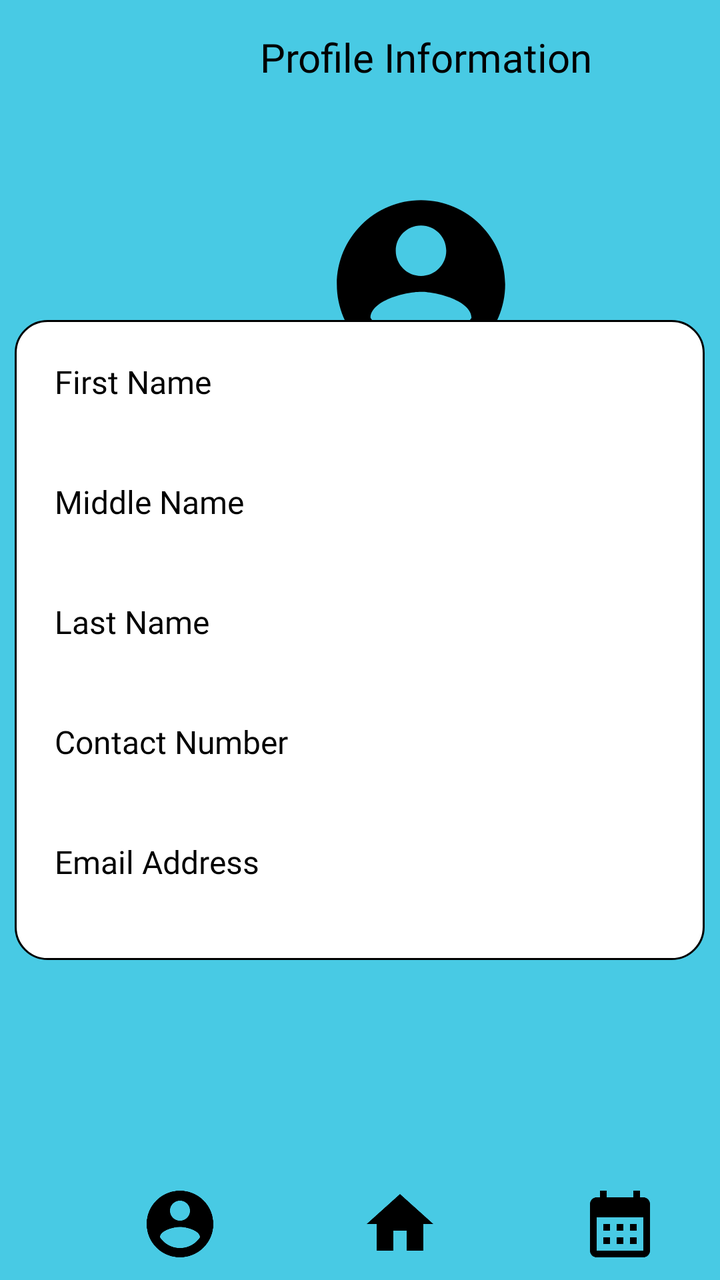
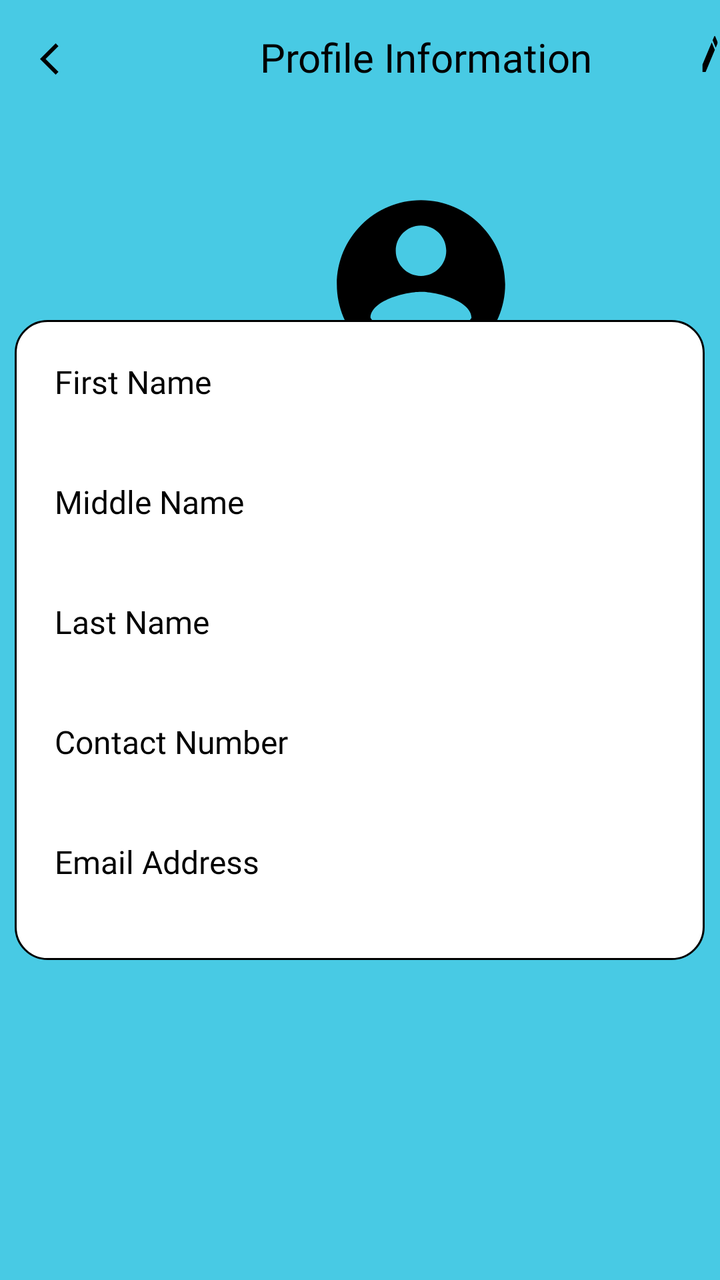

Screens rendered from an Android XML layout before and after an edit, with the pre-edit source and the edit as a unified diff.
<!-- AndroidManifest.xml: application theme Theme.VenueVista -->
<!-- res/layout/activity_profile.xml -->
<?xml version="1.0" encoding="utf-8"?>
<RelativeLayout
    xmlns:android="http://schemas.android.com/apk/res/android"
    xmlns:app="http://schemas.android.com/apk/res-auto"
    xmlns:tools="http://schemas.android.com/tools"
    android:layout_width="match_parent"
    android:layout_height="match_parent"
    android:background="@color/lightblue">

    
    <Toolbar
        android:id="@+id/top_toolbar"
        android:layout_width="match_parent"
        android:layout_height="wrap_content"
        android:background="@color/lightblue"/>



    <TextView
        android:layout_width="wrap_content"
        android:layout_height="wrap_content"
        android:layout_marginLeft="130dp"
        android:layout_marginTop="15dp"
        android:fontFamily="@font/bree_serif"
        android:text="Profile Information"
        android:textColor="@color/black"
        android:textSize="20sp" />


    <ImageView
        android:id="@+id/edit_icon"
        android:layout_width="wrap_content"
        android:layout_height="wrap_content"
        android:layout_marginTop="15dp"
        android:layout_marginLeft="360dp"
        android:background="@drawable/baseline_edit_24" />

    <ImageView
        android:id="@+id/calendar"
        android:layout_width="101dp"
        android:layout_height="104dp"
        android:layout_marginLeft="160dp"
        android:background="@color/lightblue"
        android:layout_marginTop="90dp"
        android:src="@drawable/baseline_account_circle_24" />

    <FrameLayout
        android:layout_width="380dp"
        android:layout_height="320dp"
        android:layout_marginLeft="15dp"
        android:layout_marginTop="250dp"
        android:layout_centerInParent="true"
        android:background="@drawable/white_rounded_corner">

        <TextView
            android:layout_width="wrap_content"
            android:layout_height="wrap_content"
            android:layout_marginLeft="10dp"
            android:layout_marginTop="10dp"
            android:clickable="true"
            android:focusable="true"
            android:fontFamily="@font/bree_serif"
            android:padding="10dp"
            android:text="First Name"
            android:textColor="@color/black"
            android:textSize="16sp" />



        <TextView
            android:layout_width="wrap_content"
            android:layout_height="wrap_content"
            android:layout_marginLeft="10dp"
            android:layout_marginTop="70dp"
            android:fontFamily="@font/bree_serif"
            android:padding="10dp"
            android:text="Middle Name"
            android:textColor="@color/black"
            android:textSize="16sp" />



        <TextView
            android:layout_width="wrap_content"
            android:layout_height="wrap_content"
            android:layout_marginLeft="10dp"
            android:layout_marginTop="130dp"
            android:fontFamily="@font/bree_serif"
            android:padding="10dp"
            android:text="Last Name"
            android:textColor="@color/black"
            android:textSize="16sp" />



        <TextView
            android:layout_width="wrap_content"
            android:layout_height="wrap_content"
            android:layout_marginLeft="10dp"
            android:layout_marginTop="190dp"
            android:fontFamily="@font/bree_serif"
            android:padding="10dp"
            android:text="Contact Number"
            android:textColor="@color/black"
            android:textSize="16sp" />



        <TextView
            android:layout_width="wrap_content"
            android:layout_height="wrap_content"
            android:layout_marginLeft="10dp"
            android:layout_marginTop="250dp"
            android:fontFamily="@font/bree_serif"
            android:padding="10dp"
            android:text="Email Address"
            android:textColor="@color/black"
            android:textSize="16sp" />



    </FrameLayout>

    
    <Toolbar
        android:id="@+id/bottom_toolbar"
        android:layout_width="match_parent"
        android:layout_height="wrap_content"
        android:layout_alignParentBottom="true"
        android:background="@color/lightblue"
        android:theme="@style/ThemeOverlay.AppCompat.Dark.ActionBar">



        <ImageButton
            android:id="@+id/profile_button"
            android:layout_width="wrap_content"
            android:layout_height="wrap_content"
            android:background="@color/lightblue"
            android:layout_marginLeft="70dp"
            android:src="@drawable/baseline_account_circle_24" />

        <ImageButton
            android:id="@+id/home_icon"
            android:layout_width="wrap_content"
            android:layout_height="wrap_content"
            android:background="@color/lightblue"
            android:layout_marginLeft="70dp"
            android:src="@drawable/baseline_home_24"/>

        <ImageButton
            android:id="@+id/calendar_icon"
            android:layout_width="wrap_content"
            android:layout_height="wrap_content"
            android:background="@color/lightblue"
            android:layout_marginLeft="70dp"
            android:src="@drawable/baseline_calendar_month_24"/>


    </Toolbar>


</RelativeLayout>
<!-- resources referenced by this layout -->
<resources>
  <color name="black">#FF000000</color>
  <color name="lightblue">#48CAE4</color>
  <!-- drawable baseline_account_circle_24 (drawable) -->
  <vector xmlns:android="http://schemas.android.com/apk/res/android"
      android:height="40dp"
      android:tint="#000000"
      android:viewportHeight="24"
      android:viewportWidth="24"
      android:width="40dp">
        
      <path android:fillColor="@android:color/white"
          android:pathData="M12,2C6.48,2 2,6.48 2,12s4.48,10 10,10 10,-4.48 10,-10S17.52,2 12,2zM12,5c1.66,0 3,1.34 3,3s-1.34,3 -3,3 -3,-1.34 -3,-3 1.34,-3 3,-3zM12,19.2c-2.5,0 -4.71,-1.28 -6,-3.22 0.03,-1.99 4,-3.08 6,-3.08 1.99,0 5.97,1.09 6,3.08 -1.29,1.94 -3.5,3.22 -6,3.22z"/>
      
  </vector>
  <!-- drawable baseline_calendar_month_24 (drawable) -->
  <vector xmlns:android="http://schemas.android.com/apk/res/android"
      android:height="40dp"
      android:tint="#000000"
      android:viewportHeight="24"
      android:viewportWidth="24"
      android:width="40dp">
        
      <path android:fillColor="@android:color/white" android:pathData="M19,4h-1V2h-2v2H8V2H6v2H5C3.89,4 3.01,4.9 3.01,6L3,20c0,1.1 0.89,2 2,2h14c1.1,0 2,-0.9 2,-2V6C21,4.9 20.1,4 19,4zM19,20H5V10h14V20zM9,14H7v-2h2V14zM13,14h-2v-2h2V14zM17,14h-2v-2h2V14zM9,18H7v-2h2V18zM13,18h-2v-2h2V18zM17,18h-2v-2h2V18z"/>
      
  </vector>
  <!-- drawable baseline_edit_24 (drawable) -->
  <vector xmlns:android="http://schemas.android.com/apk/res/android" android:height="24dp" android:tint="#000000" android:viewportHeight="24" android:viewportWidth="24" android:width="24dp">
        
      <path android:fillColor="@android:color/white" android:pathData="M3,17.25V21h3.75L17.81,9.94l-3.75,-3.75L3,17.25zM20.71,7.04c0.39,-0.39 0.39,-1.02 0,-1.41l-2.34,-2.34c-0.39,-0.39 -1.02,-0.39 -1.41,0l-1.83,1.83 3.75,3.75 1.83,-1.83z"/>
      
  </vector>
  <!-- drawable baseline_home_24 (drawable) -->
  <vector xmlns:android="http://schemas.android.com/apk/res/android"
      android:height="40dp"
      android:tint="#000000"
      android:viewportHeight="24"
      android:viewportWidth="24"
      android:width="40dp">
        
      <path android:fillColor="@android:color/white" android:pathData="M10,20v-6h4v6h5v-8h3L12,3 2,12h3v8z"/>
      
  </vector>
  <!-- drawable white_rounded_corner (drawable) -->
  <shape xmlns:android="http://schemas.android.com/apk/res/android"
      android:shape="rectangle">
      <corners android:radius="16dp" /> 
      <solid android:color="@android:color/white" /> 
      <stroke
          android:width="1dp"
          android:color="@color/black" /> 
  </shape>
  <style name="Theme.VenueVista" parent="Base.Theme.VenueVista" />
  <style name="Base.Theme.VenueVista" parent="Theme.Material3.DayNight.NoActionBar">
          
          <item name="colorPrimary">@color/blue</item> 
          <item name="colorButtonNormal">@color/lightblue</item> 
          <item name="colorSecondary">@color/black</item> 
          <item name="colorSecondaryContainer">@color/white</item>
          <item name="buttonIconTint">@color/lighterblue</item> 
      </style>
  <color name="blue">#0077B6</color>
  <color name="white">#FFFFFFFF</color>
  <color name="lighterblue">#4886E4</color>
</resources>

<!-- the commit's change to res/layout/activity_profile.xml (unified diff, before → after) -->
@@ -5,7 +5,10 @@
     xmlns:tools="http://schemas.android.com/tools"
     android:layout_width="match_parent"
     android:layout_height="match_parent"
-    android:background="@color/lightblue">
+    android:background="@color/lightblue"
+    tools:context=".ProfileActivity">
+
+
 
     
     <Toolbar
@@ -13,6 +16,16 @@
         android:layout_width="match_parent"
         android:layout_height="wrap_content"
         android:background="@color/lightblue"/>
+
+    <ImageView
+        android:id="@+id/back_button"
+        android:layout_width="19dp"
+        android:layout_height="19dp"
+        android:layout_gravity="center_vertical"
+        android:background="@drawable/baseline_arrow_back_ios_24"
+        android:contentDescription="Back"
+        android:layout_marginTop="20dp"
+        android:layout_marginLeft="20dp"/>
 
 
 
@@ -32,7 +45,7 @@
         android:layout_width="wrap_content"
         android:layout_height="wrap_content"
         android:layout_marginTop="15dp"
-        android:layout_marginLeft="360dp"
+        android:layout_marginLeft="350dp"
         android:background="@drawable/baseline_edit_24" />
 
     <ImageView
@@ -121,43 +134,6 @@
 
     </FrameLayout>
 
-    
-    <Toolbar
-        android:id="@+id/bottom_toolbar"
-        android:layout_width="match_parent"
-        android:layout_height="wrap_content"
-        android:layout_alignParentBottom="true"
-        android:background="@color/lightblue"
-        android:theme="@style/ThemeOverlay.AppCompat.Dark.ActionBar">
-
-
-
-        <ImageButton
-            android:id="@+id/profile_button"
-            android:layout_width="wrap_content"
-            android:layout_height="wrap_content"
-            android:background="@color/lightblue"
-            android:layout_marginLeft="70dp"
-            android:src="@drawable/baseline_account_circle_24" />
-
-        <ImageButton
-            android:id="@+id/home_icon"
-            android:layout_width="wrap_content"
-            android:layout_height="wrap_content"
-            android:background="@color/lightblue"
-            android:layout_marginLeft="70dp"
-            android:src="@drawable/baseline_home_24"/>
-
-        <ImageButton
-            android:id="@+id/calendar_icon"
-            android:layout_width="wrap_content"
-            android:layout_height="wrap_content"
-            android:background="@color/lightblue"
-            android:layout_marginLeft="70dp"
-            android:src="@drawable/baseline_calendar_month_24"/>
-
-
-    </Toolbar>
 
 
 </RelativeLayout>
<!-- resource entries referenced after the edit -->
@@ -14,32 +14,22 @@
           android:pathData="M12,2C6.48,2 2,6.48 2,12s4.48,10 10,10 10,-4.48 10,-10S17.52,2 12,2zM12,5c1.66,0 3,1.34 3,3s-1.34,3 -3,3 -3,-1.34 -3,-3 1.34,-3 3,-3zM12,19.2c-2.5,0 -4.71,-1.28 -6,-3.22 0.03,-1.99 4,-3.08 6,-3.08 1.99,0 5.97,1.09 6,3.08 -1.29,1.94 -3.5,3.22 -6,3.22z"/>
       
   </vector>
-  <!-- drawable baseline_calendar_month_24 (drawable) -->
+  <!-- drawable baseline_arrow_back_ios_24 (drawable) -->
   <vector xmlns:android="http://schemas.android.com/apk/res/android"
+      android:autoMirrored="true"
       android:height="40dp"
       android:tint="#000000"
       android:viewportHeight="24"
       android:viewportWidth="24"
       android:width="40dp">
         
-      <path android:fillColor="@android:color/white" android:pathData="M19,4h-1V2h-2v2H8V2H6v2H5C3.89,4 3.01,4.9 3.01,6L3,20c0,1.1 0.89,2 2,2h14c1.1,0 2,-0.9 2,-2V6C21,4.9 20.1,4 19,4zM19,20H5V10h14V20zM9,14H7v-2h2V14zM13,14h-2v-2h2V14zM17,14h-2v-2h2V14zM9,18H7v-2h2V18zM13,18h-2v-2h2V18zM17,18h-2v-2h2V18z"/>
+      <path android:fillColor="@android:color/white" android:pathData="M11.67,3.87L9.9,2.1 0,12l9.9,9.9 1.77,-1.77L3.54,12z"/>
       
   </vector>
   <!-- drawable baseline_edit_24 (drawable) -->
   <vector xmlns:android="http://schemas.android.com/apk/res/android" android:height="24dp" android:tint="#000000" android:viewportHeight="24" android:viewportWidth="24" android:width="24dp">
         
       <path android:fillColor="@android:color/white" android:pathData="M3,17.25V21h3.75L17.81,9.94l-3.75,-3.75L3,17.25zM20.71,7.04c0.39,-0.39 0.39,-1.02 0,-1.41l-2.34,-2.34c-0.39,-0.39 -1.02,-0.39 -1.41,0l-1.83,1.83 3.75,3.75 1.83,-1.83z"/>
-      
-  </vector>
-  <!-- drawable baseline_home_24 (drawable) -->
-  <vector xmlns:android="http://schemas.android.com/apk/res/android"
-      android:height="40dp"
-      android:tint="#000000"
-      android:viewportHeight="24"
-      android:viewportWidth="24"
-      android:width="40dp">
-        
-      <path android:fillColor="@android:color/white" android:pathData="M10,20v-6h4v6h5v-8h3L12,3 2,12h3v8z"/>
       
   </vector>
   <!-- drawable white_rounded_corner (drawable) -->
